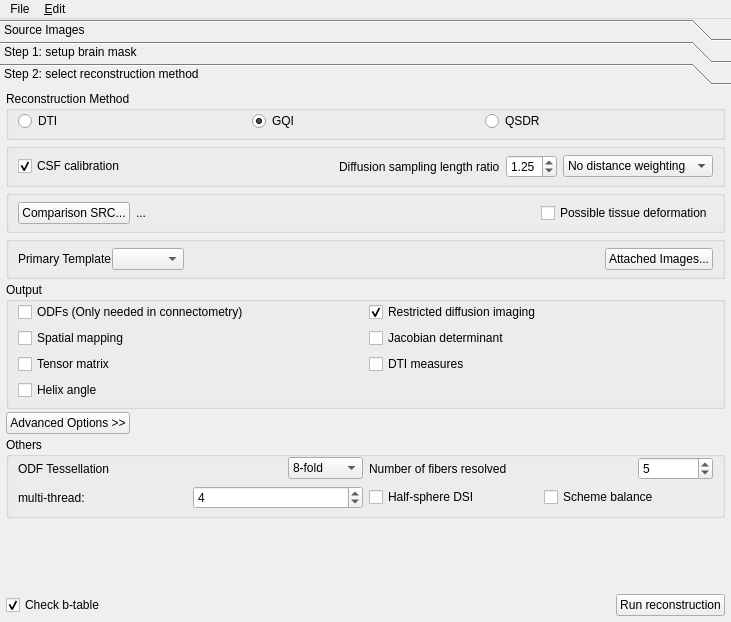
frankyeh/DSI-Studio, file reconstruction/reconstruction_window.ui: the form before one commit.
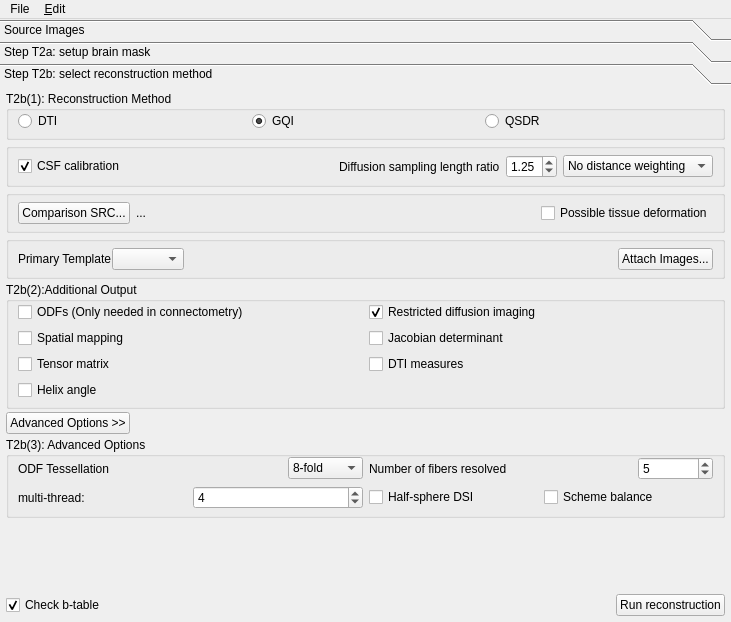
The form after the commit. Icons and pictures are not drawn.

```diff
--- a/reconstruction/reconstruction_window.ui
+++ b/reconstruction/reconstruction_window.ui
@@ -381,7 +381,7 @@
         </rect>
        </property>
        <attribute name="label">
-        <string>Step 1: setup brain mask</string>
+        <string>Step T2a: setup brain mask</string>
        </attribute>
        <layout class="QGridLayout" name="gridLayout_2">
         <item row="0" column="0">
@@ -511,7 +511,7 @@
         </size>
        </property>
        <attribute name="label">
-        <string>Step 2: select reconstruction method</string>
+        <string>Step T2b: select reconstruction method</string>
        </attribute>
        <layout class="QVBoxLayout" name="verticalLayout_2">
         <property name="spacing">
@@ -532,7 +532,7 @@
         <item>
          <widget class="QGroupBox" name="groupBox">
           <property name="title">
-           <string>Reconstruction Method</string>
+           <string>T2b(1): Reconstruction Method</string>
           </property>
           <layout class="QHBoxLayout" name="horizontalLayout_2">
            <property name="topMargin">
@@ -762,7 +762,7 @@
                 </sizepolicy>
                </property>
                <property name="text">
-                <string>Attached Images...</string>
+                <string>Attach Images...</string>
                </property>
               </widget>
              </item>
@@ -774,7 +774,7 @@
         <item>
          <widget class="QGroupBox" name="Output">
           <property name="title">
-           <string>Output</string>
+           <string>T2b(2):Additional Output</string>
           </property>
           <layout class="QGridLayout" name="gridLayout_3">
            <property name="topMargin">
@@ -889,7 +889,7 @@
            <item>
             <widget class="QGroupBox" name="ODFOption">
              <property name="title">
-              <string>Others</string>
+              <string>T2b(3): Advanced Options</string>
              </property>
              <layout class="QVBoxLayout" name="verticalLayout_9">
               <property name="topMargin">
```
